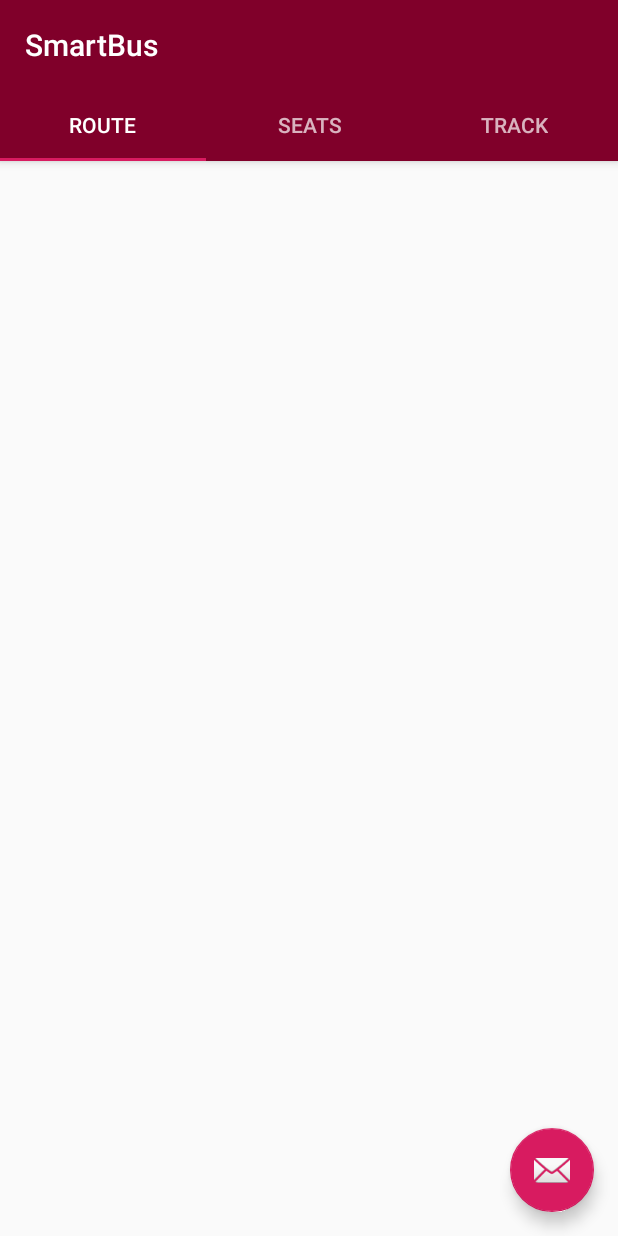
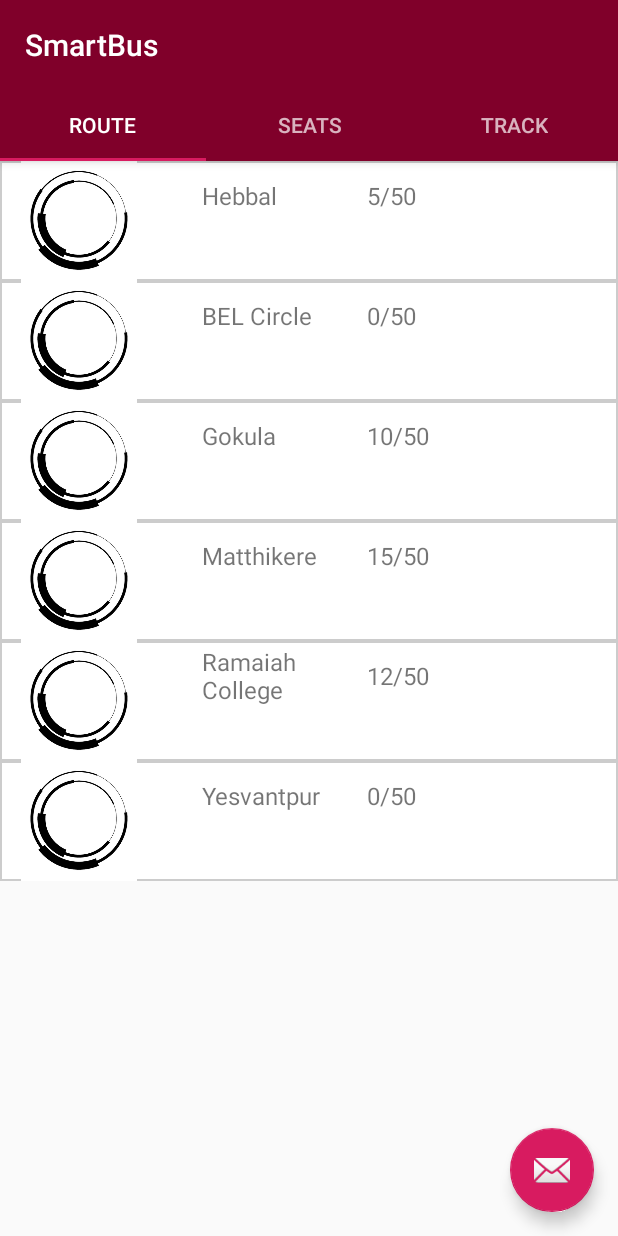
Before and after one commit to kruthikakalmali/RAKATHON_ANDROID, an Android app: the TabOne screen opened directly, with no data from a screen before it, on a phone screen of 412 x 824 dp. Run offline under Robolectric (Android 15) with nearby library versions, the phone set to English and light mode, and no system bars.

Commit message:
Routes Activity

```diff
--- a/Insanes_and_Their_Bus-master/app/src/main/java/com/example/smartbus/MapsActivity.java
+++ b/Insanes_and_Their_Bus-master/app/src/main/java/com/example/smartbus/MapsActivity.java
@@ -74,7 +74,7 @@ public class MapsActivity extends AppCompatActivity implements OnMapReadyCallbac
                 Toast.makeText(parent.getContext(), "Selected: " + tutorialsName, Toast.LENGTH_LONG).show();
                 p = position;
                 if (p1!=0 && p!=0) {
-                    if (i==1) {
+                    if (i==0) {
                         Intent intent = new Intent(getApplicationContext(), TrackActivity.class);
                         startActivity(intent);
                     }
@@ -108,7 +108,7 @@ public class MapsActivity extends AppCompatActivity implements OnMapReadyCallbac
                 Toast.makeText(parent.getContext(), "Selected: " + tutorialsName, Toast.LENGTH_LONG).show();
                 p1=position;
                 if (p1!=0 && p!=0) {
-                    if (i==1) {
+                    if (i==0) {
                         Intent intent = new Intent(getApplicationContext(), TrackActivity.class);
                         startActivity(intent);
                     }
--- /dev/null
+++ b/Insanes_and_Their_Bus-master/app/src/main/java/com/example/smartbus/Routes.java
@@ -0,0 +1,28 @@
+package com.example.smartbus;
+
+public class Routes {
+
+    private String Stop_name;
+    private String seats;
+
+    public Routes(String stop_name, String seats) {
+        this.Stop_name = stop_name;
+        this.seats = seats;
+    }
+
+    public String getStop_name() {
+        return Stop_name;
+    }
+
+    public void setStop_name(String stop_name) {
+        this.Stop_name = stop_name;
+    }
+
+    public String getSeats() {
+        return seats;
+    }
+
+    public void setSeats(String seats) {
+        this.seats = seats;
+    }
+}
--- /dev/null
+++ b/Insanes_and_Their_Bus-master/app/src/main/java/com/example/smartbus/RoutesAdapter.java
@@ -0,0 +1,68 @@
+package com.example.smartbus;
+
+import android.content.Context;
+import android.content.Intent;
+import android.view.LayoutInflater;
+import android.view.View;
+import android.view.ViewGroup;
+import android.widget.ImageView;
+import android.widget.RelativeLayout;
+import android.widget.TextView;
+import android.widget.Toast;
+
+import androidx.recyclerview.widget.RecyclerView;
+
+public class RoutesAdapter extends RecyclerView.Adapter<RoutesAdapter.ViewHolder>{
+    private Routes[] listdata;
+    private Context mContext;
+
+    // RecyclerView recyclerView;
+    public RoutesAdapter(Routes[] listdata) {
+        this.listdata = listdata;
+    }
+
+    @Override
+    public ViewHolder onCreateViewHolder(ViewGroup parent, int viewType) {
+        LayoutInflater layoutInflater = LayoutInflater.from(parent.getContext());
+        View listItem = layoutInflater.inflate(R.layout.route_item, parent, false);
+        ViewHolder viewHolder = new ViewHolder(listItem);
+        return viewHolder;
+    }
+
+    @Override
+    public void onBindViewHolder(ViewHolder holder, int position) {
+        final Routes myListData = listdata[position];
+        holder.textView.setText(listdata[position].getStop_name());
+        holder.textView1.setText(listdata[position].getSeats());
+        holder.relativeLayout.setOnClickListener(new View.OnClickListener() {
+            @Override
+            public void onClick(View view) {
+                Toast.makeText(view.getContext(), "click on item: " + myListData.getStop_name(), Toast.LENGTH_LONG).show();
+                Intent intent = new Intent(mContext, LandingActivity.class);
+                intent.setFlags(Intent.FLAG_ACTIVITY_NEW_TASK);
+                mContext.startActivity(intent);
+            }
+        });
+    }
+
+
+    @Override
+    public int getItemCount() {
+        return listdata.length;
+    }
+
+    public static class ViewHolder extends RecyclerView.ViewHolder {
+        public ImageView imageView;
+        public TextView textView;
+        public TextView textView1;
+        public RelativeLayout relativeLayout;
+
+        public ViewHolder(View itemView) {
+            super(itemView);
+            this.imageView = itemView.findViewById(R.id.image);
+            this.textView = itemView.findViewById(R.id.text);
+            this.textView1 = itemView.findViewById(R.id.text1);
+            relativeLayout = itemView.findViewById(R.id.relativeLayout1);
+        }
+    }
+}
--- a/Insanes_and_Their_Bus-master/app/src/main/java/com/example/smartbus/TabOne.java
+++ b/Insanes_and_Their_Bus-master/app/src/main/java/com/example/smartbus/TabOne.java
@@ -8,12 +8,32 @@ import android.view.ViewGroup;
 import androidx.annotation.NonNull;
 import androidx.annotation.Nullable;
 import androidx.fragment.app.Fragment;
+import androidx.recyclerview.widget.DefaultItemAnimator;
+import androidx.recyclerview.widget.LinearLayoutManager;
+import androidx.recyclerview.widget.RecyclerView;
 
 public class TabOne extends Fragment {
     @Nullable
     @Override
     public View onCreateView(@NonNull LayoutInflater inflater, @Nullable ViewGroup container, @Nullable Bundle savedInstanceState) {
         View view = inflater.inflate(R.layout.tab_one, container, false);
+
+        RecyclerView recyclerView = view.findViewById(R.id.recyclerViewRoutes);
+        recyclerView.setLayoutManager(new LinearLayoutManager(getActivity()));
+
+        Routes[] myListData = new Routes[] {
+                new Routes("Hebbal", "5/50"),
+                new Routes("BEL Circle", "0/50"),
+                new Routes("Gokula", "10/50"),
+                new Routes("Matthikere", "15/50"),
+                new Routes("Ramaiah College", "12/50"),
+                new Routes("Yesvantpur", "0/50")
+        };
+
+        RoutesAdapter adapter = new RoutesAdapter(myListData);
+        recyclerView.setHasFixedSize(true);
+        recyclerView.setAdapter(adapter);
+        recyclerView.setItemAnimator(new DefaultItemAnimator());
         return view;
     }
 }
--- /dev/null
+++ b/Insanes_and_Their_Bus-master/app/src/main/res/layout/route_item.xml
@@ -0,0 +1,42 @@
+<?xml version="1.0" encoding="utf-8"?>
+<RelativeLayout xmlns:android="http://schemas.android.com/apk/res/android"
+    android:layout_width="match_parent"
+    android:layout_height="?android:attr/listPreferredItemHeightLarge"
+    android:background="@drawable/border"
+    android:id="@+id/relativeLayout1"  >
+
+    <ImageView
+        android:id="@+id/image"
+        android:layout_width="116dp"
+        android:layout_height="match_parent"
+        android:layout_alignParentStart="true"
+        android:layout_alignParentLeft="true"
+        android:layout_alignParentTop="true"
+        android:layout_marginStart="-5dp"
+        android:layout_marginLeft="-5dp"
+        android:layout_marginEnd="@dimen/activity_horizontal_margin"
+        android:src="@mipmap/cir" />
+
+    <TextView
+        android:id="@+id/text"
+        android:layout_width="110dp"
+        android:layout_height="46dp"
+        android:layout_alignTop="@+id/text1"
+        android:layout_marginStart="8dp"
+        android:layout_marginLeft="8dp"
+        android:layout_toEndOf="@id/image"
+        android:layout_toRightOf="@id/image"
+        android:gravity="center_vertical"
+        android:textSize="16sp" />
+
+    <TextView
+        android:id="@+id/text1"
+        android:layout_width="110dp"
+        android:layout_height="46dp"
+        android:layout_alignParentTop="true"
+        android:layout_toEndOf="@id/text"
+        android:layout_toRightOf="@id/text"
+        android:gravity="center_vertical"
+        android:textSize="16sp" />
+
+</RelativeLayout>
--- a/Insanes_and_Their_Bus-master/app/src/main/res/layout/tab_one.xml
+++ b/Insanes_and_Their_Bus-master/app/src/main/res/layout/tab_one.xml
@@ -1,6 +1,17 @@
 <?xml version="1.0" encoding="utf-8"?>
 <LinearLayout xmlns:android="http://schemas.android.com/apk/res/android"
-    android:orientation="vertical" android:layout_width="match_parent"
+    xmlns:app="http://schemas.android.com/apk/res-auto"
+    android:orientation="vertical"
+    android:layout_width="match_parent"
     android:layout_height="match_parent">
 
+    <androidx.recyclerview.widget.RecyclerView
+        android:id="@+id/recyclerViewRoutes"
+        android:layout_width="match_parent"
+        android:layout_height="wrap_content"
+        android:scrollbars="vertical"
+        app:layout_constraintStart_toStartOf="parent"
+        app:layout_constraintTop_toBottomOf="@id/bus"></androidx.recyclerview.widget.RecyclerView>
+
+
 </LinearLayout>
```
Also changed, not shown: Insanes_and_Their_Bus-master/app/src/main/res/mipmap-hdpi/cir.png (added).
